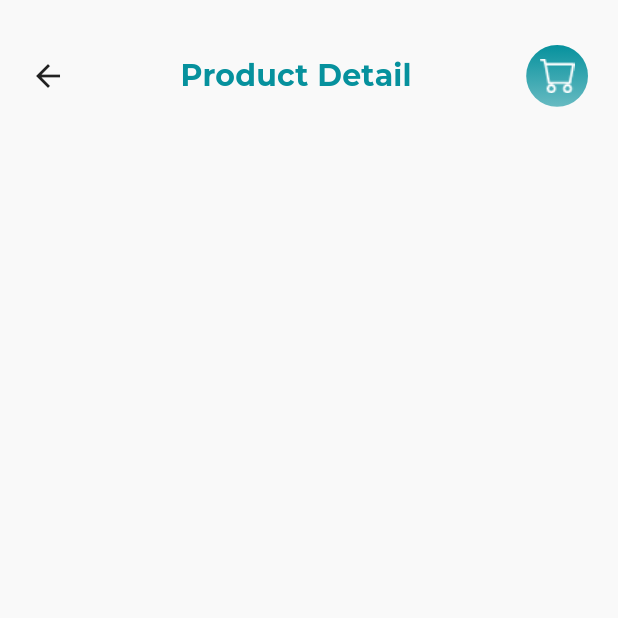
After one commit to uyilmazz/Medicos-App, a Flutter app: the ProductDetail screen opened directly with sample values from the repository, on a phone screen of 412 x 824 dp, the top half of it. The commit adds this screen. Run offline on Flutter 3.47's test engine with Material 2 defaults, Android fonts, the phone set to English and light mode, and no system bars; our stand-ins replace easy_localization, flutter_mobx, flutter_rating_bar, mobx; generated files the repository leaves out were written again; statements that could not run were skipped; project files that could hold a hidden picture were left out.

Commit message:
Pharmacy page completed

```diff
--- a/assets/lang/en-US.json
+++ b/assets/lang/en-US.json
@@ -11,5 +11,6 @@
     "pharmacy": "Pharmacy",
     "availableDoctors": "Available Doctors",
     "categories": "Categories",
-    "products": "Products"
+    "products": "Products",
+    "productDetail": "Product Detail"
 }
--- a/assets/lang/tr-TR.json
+++ b/assets/lang/tr-TR.json
@@ -11,5 +11,6 @@
     "pharmacy": "Eczane",
     "availableDoctors": "Müsait Doktorlar",
     "categories": "Kategoriler",
-    "products": "Ürünler"
+    "products": "Ürünler",
+    "productDetail": "Ürün Detay"
 }
--- /dev/null
+++ b/lib/product/widgets/row/back_arrow_app_bar.dart
@@ -0,0 +1,62 @@
+import 'package:flutter/material.dart';
+import 'package:medicos_app/core/extensions/context_extension.dart';
+
+class BackArrowAppBar extends StatelessWidget {
+  const BackArrowAppBar({Key? key, this.imageUrl, this.centerText})
+      : super(key: key);
+
+  final String? imageUrl;
+  final String? centerText;
+
+  @override
+  Widget build(BuildContext context) {
+    return Row(
+      crossAxisAlignment: CrossAxisAlignment.center,
+      mainAxisAlignment: MainAxisAlignment.spaceBetween,
+      children: [
+        _backArrawIcon(context),
+        centerText != null ? _centerText(context) : const SizedBox(),
+        imageUrl != null ? _shoppingIcon(context) : _emptyContainer(context)
+      ],
+    );
+  }
+
+  IconButton _backArrawIcon(BuildContext context) {
+    return IconButton(
+        constraints: const BoxConstraints(),
+        padding: EdgeInsets.zero,
+        onPressed: () {
+          Navigator.of(context).pop();
+        },
+        icon: const Icon(Icons.arrow_back));
+  }
+
+  Text _centerText(BuildContext context) {
+    return Text(centerText!,
+        style: context.textTheme.headline6!.copyWith(
+            fontWeight: FontWeight.bold,
+            color: context.theme.colorScheme.primary));
+  }
+
+  Container _shoppingIcon(BuildContext context) {
+    return Container(
+      height: context.height * 0.05,
+      width: context.width * 0.1,
+      padding: const EdgeInsets.all(9.0),
+      decoration: BoxDecoration(
+          shape: BoxShape.circle,
+          gradient: LinearGradient(colors: [
+            context.theme.colorScheme.primary,
+            context.theme.colorScheme.primary.withOpacity(0.6)
+          ], begin: Alignment.topCenter, end: Alignment.bottomCenter)),
+      child: Image.asset(imageUrl!, fit: BoxFit.fill),
+    );
+  }
+
+  Container _emptyContainer(BuildContext context) {
+    return Container(
+        height: context.height * 0.05,
+        width: context.width * 0.1,
+        color: Colors.transparent);
+  }
+}
--- a/lib/view/department/model/department.dart
+++ b/lib/view/department/model/department.dart
@@ -4,8 +4,8 @@ part 'department.g.dart';
 
 @JsonSerializable()
 class Department extends MedicineModel {
-  final String name;
-  final String imageUrl;
+  final String? name;
+  final String? imageUrl;
 
   Department(this.name, this.imageUrl);
 
--- a/lib/view/home/model/medicine_model.dart
+++ b/lib/view/home/model/medicine_model.dart
@@ -1,4 +1,4 @@
 abstract class MedicineModel {
-  late final String name;
-  late final String imageUrl;
+  late final String? name;
+  late final String? imageUrl;
 }
--- a/lib/view/home/view_model/home_view_model.dart
+++ b/lib/view/home/view_model/home_view_model.dart
@@ -1,6 +1,6 @@
 import 'package:flutter/cupertino.dart';
 import '../../department/model/department.dart';
-import '../model/pharmacy.dart';
+import '../../pharmacy/model/pharmacy.dart';
 import 'package:mobx/mobx.dart';
 import '../../../core/base/view_model/base_view_model.dart';
 part 'home_view_model.g.dart';
--- /dev/null
+++ b/lib/view/pharmacy/model/product.dart
@@ -0,0 +1,32 @@
+import 'package:json_annotation/json_annotation.dart';
+
+part 'product.g.dart';
+
+@JsonSerializable()
+class Product {
+  final String? name;
+  final String? imageUrl;
+  final double? rate;
+  final double? price;
+  final String? description;
+  final String? usage;
+
+  Product(this.name, this.imageUrl, this.rate, this.price, this.description,
+      this.usage);
+
+  static List<Product> getFakeProduct() {
+    return [
+      Product("Diabetes Meter", "Diabetes_Meter", 2, 30,
+          "Diabetes Meter descripiton", "Diatebets Meter How To Use"),
+      Product("BP Meter", "BP_Meter", 3.5, 20, 'BP Meter description',
+          "BP Meter How To Use"),
+      Product("Nebulizer", "Nebulizer", 4, 12, "Nebulizer description",
+          "Nebulizer How To Use"),
+      Product("Thermometer", "Thermometer", 5, 25, "Thermometer description",
+          "Thermometer How To Use"),
+    ];
+  }
+
+  factory Product.fromJson(Map<String, dynamic> json) =>
+      _$ProductFromJson(json);
+}
--- /dev/null
+++ b/lib/view/pharmacy/view/product_detail.dart
@@ -0,0 +1,28 @@
+import 'package:flutter/material.dart';
+import 'package:medicos_app/core/extensions/context_extension.dart';
+import 'package:medicos_app/core/extensions/string_extension.dart';
+import 'package:medicos_app/core/init/language/locale_keys.g.dart';
+import 'package:medicos_app/product/widgets/row/back_arrow_app_bar.dart';
+
+import '../model/product.dart';
+
+class ProductDetail extends StatelessWidget {
+  const ProductDetail({Key? key, required this.product}) : super(key: key);
+  final Product product;
+
+  @override
+  Widget build(BuildContext context) {
+    return Scaffold(
+      body: Padding(
+        padding: context.appPadding,
+        child: Column(
+          children: [
+            BackArrowAppBar(
+                centerText: LocaleKeys.productDetail.locale,
+                imageUrl: 'shopping'.toIconPng),
+          ],
+        ),
+      ),
+    );
+  }
+}
```
Also changed, not shown: lib/core/widgets/rating_bar/rating_bar.dart (added, +30 -0 lines), lib/product/widgets/container/home_page_item.dart (+27 -6 lines), lib/product/widgets/container/product_item.dart (added, +82 -0 lines), lib/product/widgets/row/home_app.dart (+29 -7 lines), lib/product/widgets/text/flexible_text.dart (+4 -3 lines), lib/view/pharmacy/model/pharmacy.dart (renamed from lib/view/home/model/pharmacy.dart, +4 -3 lines), lib/view/pharmacy/view/pharmacy_view.dart (+78 -32 lines), lib/view/pharmacy/view_model/pharmacy_view_model.dart (added, +38 -0 lines), assets/images/BP_Meter.png (added), assets/images/Diabetes_Meter.png (added), assets/images/Nebulizer.png (added), assets/images/Thermometer.png (added), lib/core/init/language/locale_keys.g.dart, lib/view/department/model/department.g.dart, 3 more files.
